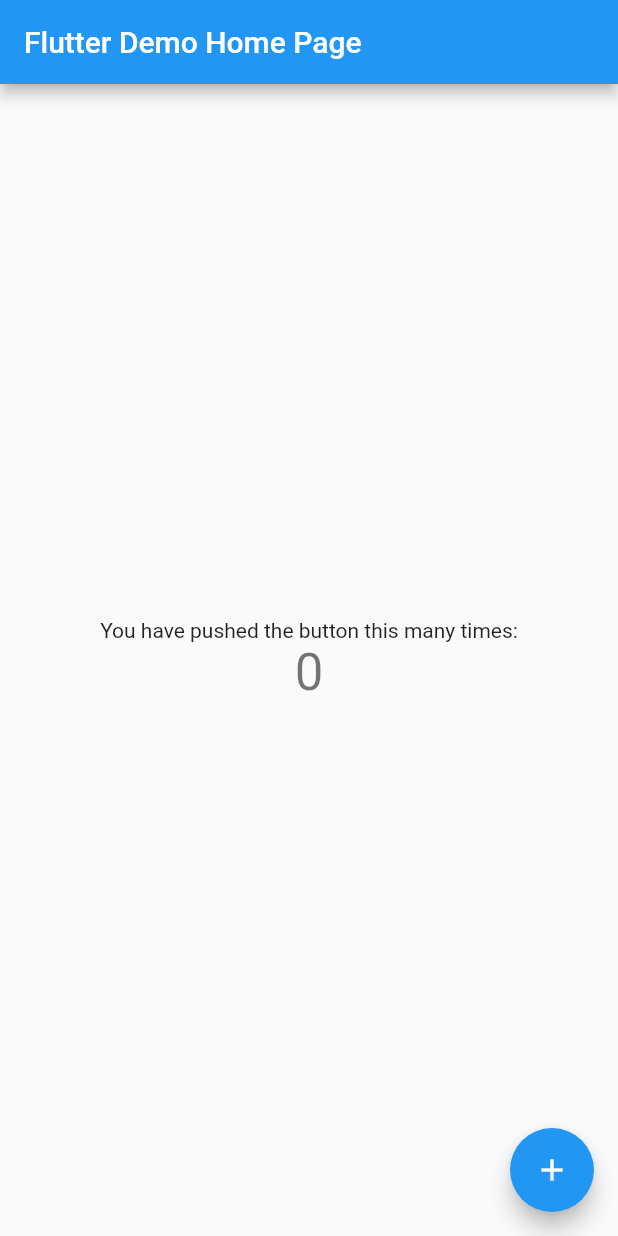
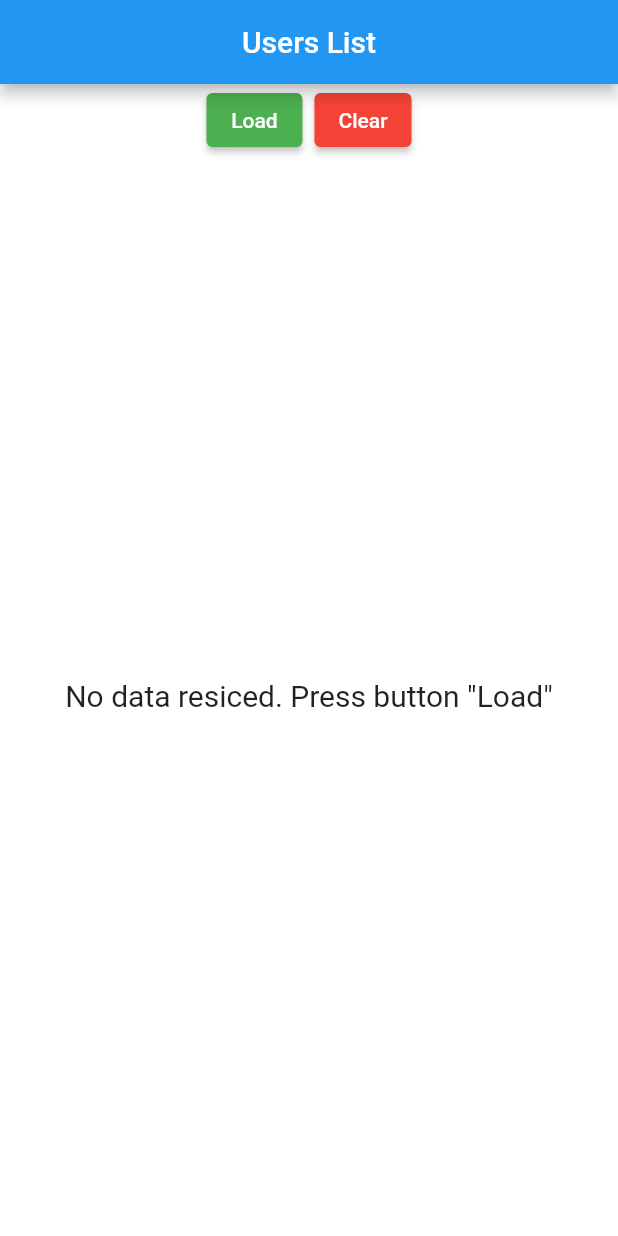
Before and after one commit to BuildContext/bloc_test_doctor, a Flutter app: the screen it shows after launch, on a phone screen of 412 x 824 dp. Run offline on Flutter 3.47's test engine with Material 2 defaults, Android fonts, the light colour scheme and no system bars; our stand-ins replace flutter_bloc.

Commit message:
complete tutorial bloc

```diff
--- /dev/null
+++ b/lib/bloc/user_bloc.dart
@@ -0,0 +1,28 @@
+import 'package:bloc_test_doctor/bloc/user_event.dart';
+import 'package:bloc_test_doctor/bloc/user_state.dart';
+import 'package:bloc_test_doctor/models/user.dart';
+import 'package:bloc_test_doctor/services/user_repository.dart';
+import 'package:flutter_bloc/flutter_bloc.dart';
+
+class UserBloc extends Bloc<UserEvent, UserState> {
+  UsersRepository usersRepository;
+
+  UserBloc(UserEmptyState initialState, {required this.usersRepository})
+      : super(initialState);
+  @override
+  Stream<UserState> mapEventToState(UserEvent event) async* {
+    print(event.runtimeType);
+    if (event is UserLoadEvent) {
+      yield UserLoadingState();
+      try {
+        final List<User> _loadedUserList = await usersRepository.getAllUsers();
+        yield UserLoadedState(loadedUser: _loadedUserList);
+      } catch (_) {
+        print(_);
+        yield UserErrorState();
+      }
+    } else if (event is UserClearEvent) {
+      yield UserEmptyState();
+    }
+  }
+}
--- /dev/null
+++ b/lib/bloc/user_event.dart
@@ -0,0 +1,5 @@
+abstract class UserEvent {}
+
+class UserLoadEvent extends UserEvent {}
+
+class UserClearEvent extends UserEvent {}
--- /dev/null
+++ b/lib/bloc/user_state.dart
@@ -0,0 +1,13 @@
+abstract class UserState {}
+
+class UserEmptyState extends UserState {}
+
+class UserLoadingState extends UserState {}
+
+class UserLoadedState extends UserState {
+  List<dynamic> loadedUser;
+
+  UserLoadedState({required this.loadedUser});
+}
+
+class UserErrorState extends UserState {}
--- a/lib/main.dart
+++ b/lib/main.dart
@@ -1,4 +1,6 @@
 import 'package:flutter/material.dart';
+
+import 'pages/home_page.dart';
 
 void main() {
   runApp(MyApp());
@@ -9,105 +11,7 @@
   @override
   Widget build(BuildContext context) {
     return MaterialApp(
-      title: 'Flutter Demo',
-      theme: ThemeData(
-        // This is the theme of your application.
-        //
-        // Try running your application with "flutter run". You'll see the
-        // application has a blue toolbar. Then, without quitting the app, try
-        // changing the primarySwatch below to Colors.green and then invoke
-        // "hot reload" (press "r" in the console where you ran "flutter run",
-        // or simply save your changes to "hot reload" in a Flutter IDE).
-        // Notice that the counter didn't reset back to zero; the application
-        // is not restarted.
-        primarySwatch: Colors.blue,
-      ),
-      home: MyHomePage(title: 'Flutter Demo Home Page'),
+      home: HomePage(),
     );
   }
 }
-
-class MyHomePage extends StatefulWidget {
-  MyHomePage({Key key, this.title}) : super(key: key);
-
-  // This widget is the home page of your application. It is stateful, meaning
-  // that it has a State object (defined below) that contains fields that affect
-  // how it looks.
-
-  // This class is the configuration for the state. It holds the values (in this
-  // case the title) provided by the parent (in this case the App widget) and
-  // used by the build method of the State. Fields in a Widget subclass are
-  // always marked "final".
-
-  final String title;
-
-  @override
-  _MyHomePageState createState() => _MyHomePageState();
-}
-
-class _MyHomePageState extends State<MyHomePage> {
-  int _counter = 0;
-
-  void _incrementCounter() {
-    setState(() {
-      // This call to setState tells the Flutter framework that something has
-      // changed in this State, which causes it to rerun the build method below
-      // so that the display can reflect the updated values. If we changed
-      // _counter without calling setState(), then the build method would not be
-      // called again, and so nothing would appear to happen.
-      _counter++;
-    });
-  }
-
-  @override
-  Widget build(BuildContext context) {
-    // This method is rerun every time setState is called, for instance as done
-    // by the _incrementCounter method above.
-    //
-    // The Flutter framework has been optimized to make rerunning build methods
-    // fast, so that you can just rebuild anything that needs updating rather
-    // than having to individually change instances of widgets.
-    return Scaffold(
-      appBar: AppBar(
-        // Here we take the value from the MyHomePage object that was created by
-        // the App.build method, and use it to set our appbar title.
-        title: Text(widget.title),
-      ),
-      body: Center(
-        // Center is a layout widget. It takes a single child and positions it
-        // in the middle of the parent.
-        child: Column(
-          // Column is also a layout widget. It takes a list of children and
-          // arranges them vertically. By default, it sizes itself to fit its
-          // children horizontally, and tries to be as tall as its parent.
-          //
-          // Invoke "debug painting" (press "p" in the console, choose the
-          // "Toggle Debug Paint" action from the Flutter Inspector in Android
-          // Studio, or the "Toggle Debug Paint" command in Visual Studio Code)
-          // to see the wireframe for each widget.
-          //
-          // Column has various properties to control how it sizes itself and
-          // how it positions its children. Here we use mainAxisAlignment to
-          // center the children vertically; the main axis here is the vertical
-          // axis because Columns are vertical (the cross axis would be
-          // horizontal).
-          mainAxisAlignment: MainAxisAlignment.center,
-          children: <Widget>[
-            Text(
-              'You have pushed the button this many times:',
-            ),
-            Text(
-              '$_counter',
-              style: Theme.of(context).textTheme.headline4,
-            ),
-          ],
-        ),
-      ),
-      floatingActionButton: FloatingActionButton(
-        onPressed: _incrementCounter,
-        tooltip: 'Increment',
-        child: Icon(Icons.add),
-      ), // This trailing comma makes auto-formatting nicer for build methods.
-    );
-  }
-}
--- /dev/null
+++ b/lib/models/user.dart
@@ -0,0 +1,21 @@
+class User {
+  int id;
+  String name;
+  String email;
+  String phone;
+
+  User(
+      {required this.id,
+      required this.name,
+      required this.email,
+      required this.phone});
+
+  factory User.fromJson(Map<String, dynamic> json) {
+    return User(
+      id: json['id'],
+      name: json['name'],
+      email: json['email'],
+      phone: json['phone'],
+    );
+  }
+}
--- /dev/null
+++ b/lib/pages/home_page.dart
@@ -0,0 +1,29 @@
+import 'package:bloc_test_doctor/bloc/user_bloc.dart';
+import 'package:bloc_test_doctor/bloc/user_state.dart';
+import 'package:bloc_test_doctor/services/user_repository.dart';
+import 'package:bloc_test_doctor/widgets/action_buttons.dart';
+import 'package:bloc_test_doctor/widgets/user_list.dart';
+import 'package:flutter/material.dart';
+import 'package:flutter_bloc/flutter_bloc.dart';
+
+class HomePage extends StatelessWidget {
+  final usersRepository = UsersRepository();
+  @override
+  Widget build(BuildContext context) {
+    return BlocProvider<UserBloc>(
+      create: (context) =>
+          UserBloc(UserEmptyState(), usersRepository: usersRepository),
+      child: Scaffold(
+        backgroundColor: Colors.white,
+        appBar: AppBar(
+          title: Text('Users List'),
+          centerTitle: true,
+        ),
+        body: Column(
+          crossAxisAlignment: CrossAxisAlignment.center,
+          children: [ActionButtons(), Expanded(child: UserList())],
+        ),
+      ),
+    );
+  }
+}
--- /dev/null
+++ b/lib/services/user_api_provider.dart
@@ -0,0 +1,19 @@
+import 'dart:convert';
+
+import 'package:bloc_test_doctor/models/user.dart';
+import 'package:http/http.dart' as http;
+
+class UserProvider {
+  Future<List<User>> getUser() async {
+    final response =
+        await http.get(Uri.https('jsonplaceholder.typicode.com', '/users'));
+
+    if (response.statusCode == 200) {
+      final List<dynamic> userJson = json.decode(response.body);
+      return userJson.map((json) => User.fromJson(json)).toList();
+    } else {
+      print(response.statusCode);
+      throw Exception('Error fetching userS');
+    }
+  }
+}
--- /dev/null
+++ b/lib/services/user_repository.dart
@@ -0,0 +1,7 @@
+import 'package:bloc_test_doctor/models/user.dart';
+import 'package:bloc_test_doctor/services/user_api_provider.dart';
+
+class UsersRepository {
+  UserProvider _usersProvider = UserProvider();
+  Future<List<User>> getAllUsers() => _usersProvider.getUser();
+}
--- /dev/null
+++ b/lib/widgets/action_buttons.dart
@@ -0,0 +1,37 @@
+import 'package:bloc_test_doctor/bloc/user_bloc.dart';
+import 'package:bloc_test_doctor/bloc/user_event.dart';
+import 'package:flutter/material.dart';
+import 'package:flutter_bloc/flutter_bloc.dart';
+
+class ActionButtons extends StatelessWidget {
+  @override
+  Widget build(BuildContext context) {
+    final UserBloc userBloc = BlocProvider.of<UserBloc>(context);
+    return Row(
+      mainAxisSize: MainAxisSize.min,
+      children: [
+        ElevatedButton(
+          child: Text('Load'),
+          onPressed: () {
+            userBloc.add(UserLoadEvent());
+          },
+          style: ButtonStyle(
+            backgroundColor: MaterialStateProperty.all<Color>(Colors.green),
+          ),
+        ),
+        SizedBox(
+          width: 8,
+        ),
+        ElevatedButton(
+          child: Text('Clear'),
+          onPressed: () {
+            userBloc.add(UserClearEvent());
+          },
+          style: ButtonStyle(
+            backgroundColor: MaterialStateProperty.all<Color>(Colors.red),
+          ),
+        ),
+      ],
+    );
+  }
+}
--- /dev/null
+++ b/lib/widgets/user_list.dart
@@ -0,0 +1,73 @@
+import 'package:bloc_test_doctor/bloc/user_bloc.dart';
+import 'package:bloc_test_doctor/bloc/user_state.dart';
+import 'package:flutter/material.dart';
+import 'package:flutter_bloc/flutter_bloc.dart';
+
+class UserList extends StatelessWidget {
+  @override
+  Widget build(BuildContext context) {
+    return BlocBuilder<UserBloc, UserState>(builder: (context, state) {
+      if (state is UserEmptyState) {
+        return Center(
+          child: Text(
+            'No data resiced. Press button "Load"',
+            style: TextStyle(fontSize: 20),
+          ),
+        );
+      }
+
+      if (state is UserLoadingState) {
+        return Center(
+          child: CircularProgressIndicator(),
+        );
+      }
+
+      if (state is UserLoadedState) {
+        return ListView.builder(
+          itemCount: state.loadedUser.length,
+          itemBuilder: (context, index) => Container(
+            color: index % 2 == 0 ? Colors.white : Colors.blue[50],
+            child: ListTile(
+              leading: Text(
+                'ID ${state.loadedUser[index].id}',
+                style: TextStyle(fontWeight: FontWeight.bold),
+              ),
+              title: Column(
+                children: [
+                  Text(
+                    '${state.loadedUser[index].name}',
+                    style: TextStyle(fontWeight: FontWeight.bold),
+                  ),
+                  Column(
+                    crossAxisAlignment: CrossAxisAlignment.center,
+                    children: [
+                      Text(
+                        'Email: ${state.loadedUser[index].email}',
+                        style: TextStyle(fontStyle: FontStyle.italic),
+                      ),
+                      Text(
+                        'Phone: ${state.loadedUser[index].phone}',
+                        style: TextStyle(fontStyle: FontStyle.italic),
+                      ),
+                    ],
+                  )
+                ],
+              ),
+            ),
+          ),
+        );
+      }
+
+      if (state is UserErrorState) {
+        return Center(
+          child: Text(
+            'Error fetching users',
+            style: TextStyle(fontSize: 20),
+          ),
+        );
+      }
+
+      return SizedBox.shrink();
+    });
+  }
+}
--- a/pubspec.yaml
+++ b/pubspec.yaml
@@ -18,11 +18,13 @@
 version: 1.0.0+1
 
 environment:
-  sdk: ">=2.7.0 <3.0.0"
+  sdk: ">=2.12.0 <3.0.0"
 
 dependencies:
   flutter:
     sdk: flutter
+  http:
+  flutter_bloc:
 
 
   # The following adds the Cupertino Icons font to your application.
```
Also changed, not shown: pubspec.lock.
